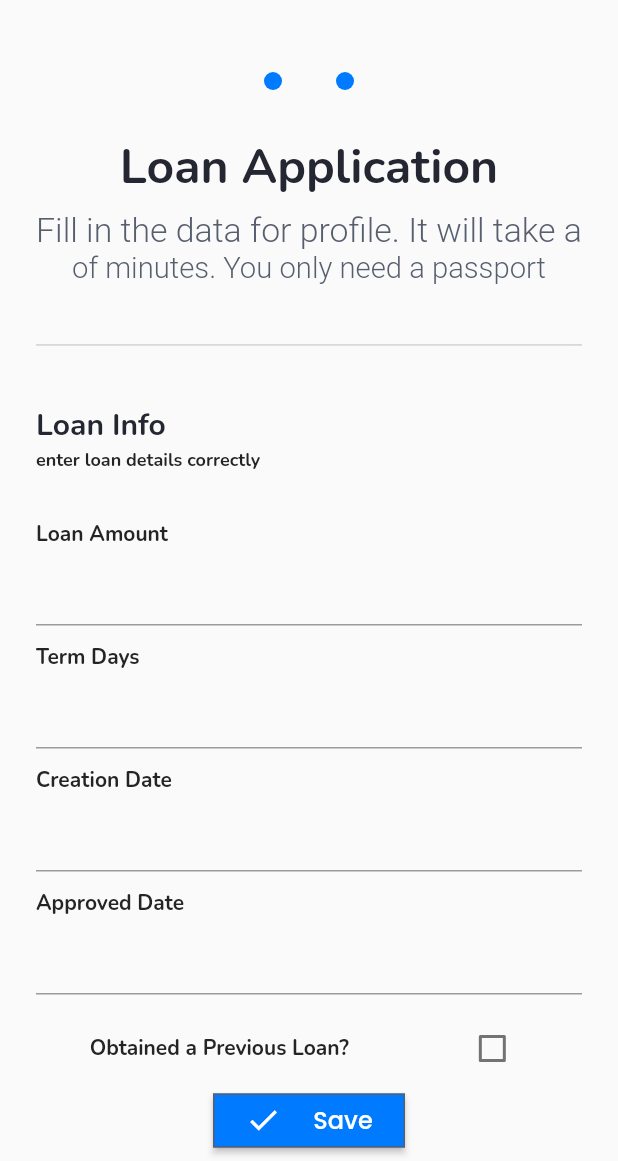
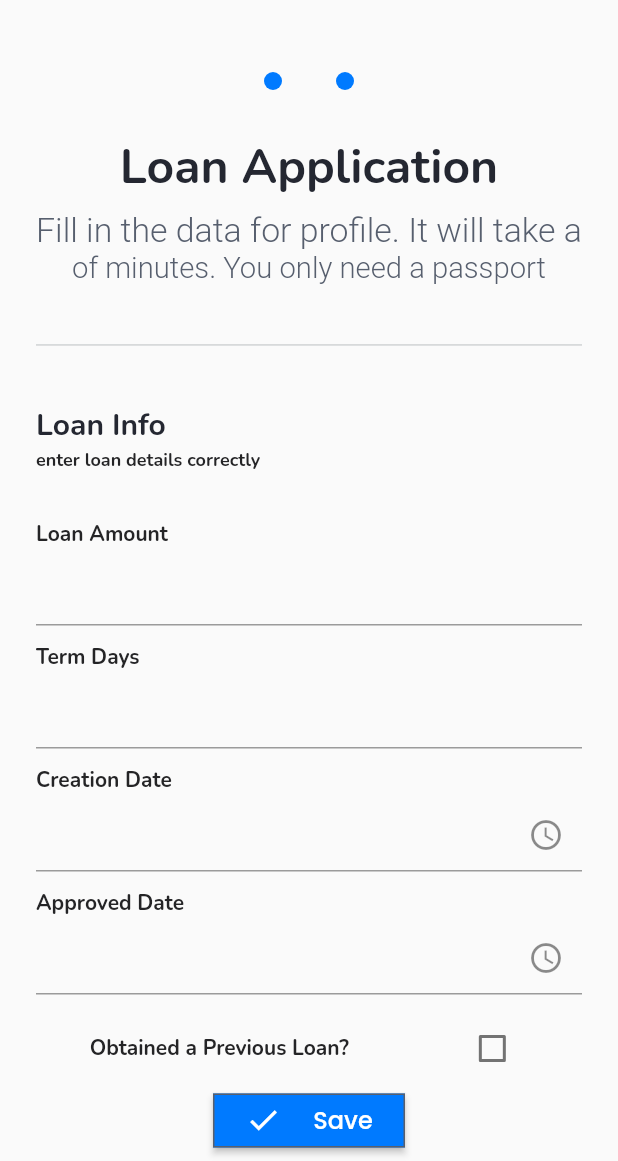
Before and after one commit to Adenugakolade-02/AI-Fintech-APP, a Flutter app: the LoanDetails screen opened by its route, on a phone screen of 412 x 824 dp, the part 75-1236 px from its top. Run offline on Flutter 3.47's test engine with Material 2 defaults, Android fonts, the phone set to English and light mode, and no system bars; statements that could not run were skipped.

Commit message:
created date and time picker for creation date and approved date

```diff
--- a/lib/screens/bio_data_screen.dart
+++ b/lib/screens/bio_data_screen.dart
@@ -2,6 +2,7 @@ import 'package:flutter/material.dart';
 import 'package:superlender/utils/constansts.dart';
 import 'package:superlender/widgets/bankname_dropdown_menu.dart';
 import 'package:superlender/widgets/company_name_headings.dart';
+import 'package:superlender/widgets/date_with_time_picker.dart';
 import 'package:superlender/widgets/drop_downItems.dart';
 import 'package:superlender/widgets/navigator_button.dart';
 import 'package:superlender/widgets/profileinfo_subheading.dart';
--- a/lib/screens/loan_details_screen.dart
+++ b/lib/screens/loan_details_screen.dart
@@ -2,6 +2,7 @@ import 'package:flutter/material.dart';
 import 'package:superlender/utils/constansts.dart';
 import 'package:superlender/widgets/bankname_dropdown_menu.dart';
 import 'package:superlender/widgets/company_name_headings.dart';
+import 'package:superlender/widgets/date_with_time_picker.dart';
 import 'package:superlender/widgets/drop_downItems.dart';
 import 'package:superlender/widgets/navigator_button.dart';
 import 'package:superlender/widgets/profileinfo_subheading.dart';
@@ -25,8 +26,8 @@ class _LoanDetailsState extends State<LoanDetails> {
 
   void saveLoanAmount(int value){loanAmount=value;}
   void saveTermDays(int value){termsDay=value;}
-  void saveCreationDate(int value){createdDate=value;}
-  void saveApprovedDate(int value){approvedDate=value;}
+  void saveCreationDate(String value){createdDate=value;}
+  void saveApprovedDate(String value){approvedDate=value;}
   void saveTotalAmount(int value){totalAmount=value;}
   void saveNumberLoans(int value){numberLoans=value;}
 
@@ -49,8 +50,8 @@ class _LoanDetailsState extends State<LoanDetails> {
   Map<String,dynamic>? savedData;
   int? loanAmount;
   int? termsDay;
-  int? createdDate;
-  int? approvedDate;
+  String? createdDate;
+  String? approvedDate;
   int totalAmount=0;
   int numberLoans =0;
 
@@ -96,18 +97,27 @@ class _LoanDetailsState extends State<LoanDetails> {
                       addVerticalSpace(32),
 
                       const Divider(color: Color(0xFFBBBFC1),),
+
                       addVerticalSpace(32),
                       Text('Loan Info',style: textTheme.headline2),
+
                       addVerticalSpace(2),
                       Text('enter loan details correctly',style: textTheme.subtitle2),
+
                       addVerticalSpace(32),
                       PlainTitlewithFormField(text: 'Loan Amount',number: true,function: (_){saveLoanAmount(int.parse(_));},),
+
                       addVerticalSpace(10),
                       PlainTitlewithFormField(text:'Term Days',number: true,function: (_){saveTermDays(int.parse(_));}),
+
                       addVerticalSpace(10),
-                      PlainTitlewithFormField(text:'Creation Date',number:true,function: (_){saveCreationDate(int.parse(_));}),
+                      DateWithTimePicker(title: 'Creation Date', function: (_){saveCreationDate(_);}),
+                      // PlainTitlewithFormField(text:'Creation Date',number:true,function: (_){saveCreationDate(int.parse(_));}),
+
                       addVerticalSpace(10),
-                      PlainTitlewithFormField(text:'Approved Date',number:true,function: (_){saveApprovedDate(int.parse(_));}),
+                      DateWithTimePicker(title: 'Approved Date', function: (_){saveApprovedDate(_);}),
+                      // PlainTitlewithFormField(text:'Approved Date',number:true,function: (_){saveApprovedDate(int.parse(_));}),
+
                       addVerticalSpace(10),
 
                       Row(
--- /dev/null
+++ b/lib/widgets/date_with_time_picker.dart
@@ -0,0 +1,85 @@
+import 'package:flutter/material.dart';
+import 'package:superlender/utils/constansts.dart';
+
+import '../utils/constant_functions.dart';
+
+class DateWithTimePicker extends StatefulWidget {
+  final Function(String) function;
+  final String title;
+
+  const DateWithTimePicker({Key? key,required this.title, required this.function}) : super(key: key);
+  @override
+  State<DateWithTimePicker> createState() => _DateWithTimePickerState();
+}
+
+class _DateWithTimePickerState extends State<DateWithTimePicker> {
+  TextTheme textTheme = TEXT_THEME_DEFAULT;
+
+  final dateTimeController = TextEditingController();
+
+  DateTime? utc;
+  DateTime selectedDate = DateTime.now();
+  TimeOfDay selectedTime = TimeOfDay.now();
+
+  _selectDate(BuildContext context) async {
+    DateTime? picked = await showDatePicker(
+        context: context,
+        initialDate: selectedDate,
+        firstDate: DateTime(2016),
+        lastDate: DateTime(2023));
+    if (picked != null)
+      setState(() {
+        selectedDate = picked;
+        _selectTime(context);
+      });
+  }
+
+  _selectTime(BuildContext context) async {
+    TimeOfDay? timeOfDay = await showTimePicker(
+      context: context,
+      initialTime: selectedTime,
+      initialEntryMode: TimePickerEntryMode.dial,
+    );
+    if (timeOfDay != null && timeOfDay != selectedTime) {
+      setState(() {
+        selectedTime = timeOfDay;
+        utc = DateTime(selectedDate.year, selectedDate.month, selectedDate.day,
+            selectedTime.hour, selectedDate.minute);
+        dateTimeController.text = utc.toString();
+        widget.function(dateTimeController.text);
+      });
+    }
+  }
+
+  @override
+  void dispose() {
+    // TODO: implement dispose
+    super.dispose();
+    dateTimeController.dispose();
+  }
+
+  @override
+  Widget build(BuildContext context) {
+    return Container(
+      height:72,
+
+      child: Column(
+        crossAxisAlignment: CrossAxisAlignment.start,
+        children: [
+          Text(widget.title,style: textTheme.headline3),
+          addVerticalSpace(3),
+          TextFormField(
+            style: textTheme.headline4,
+            controller: dateTimeController,
+            readOnly: true,
+            decoration: const InputDecoration(
+              contentPadding: EdgeInsets.only(left: 16),
+              suffixIcon: Icon(Icons.access_time),
+            ),
+            onTap: () => _selectDate(context),
+          ),
+        ],
+      ),
+    );
+  }
+}
```
